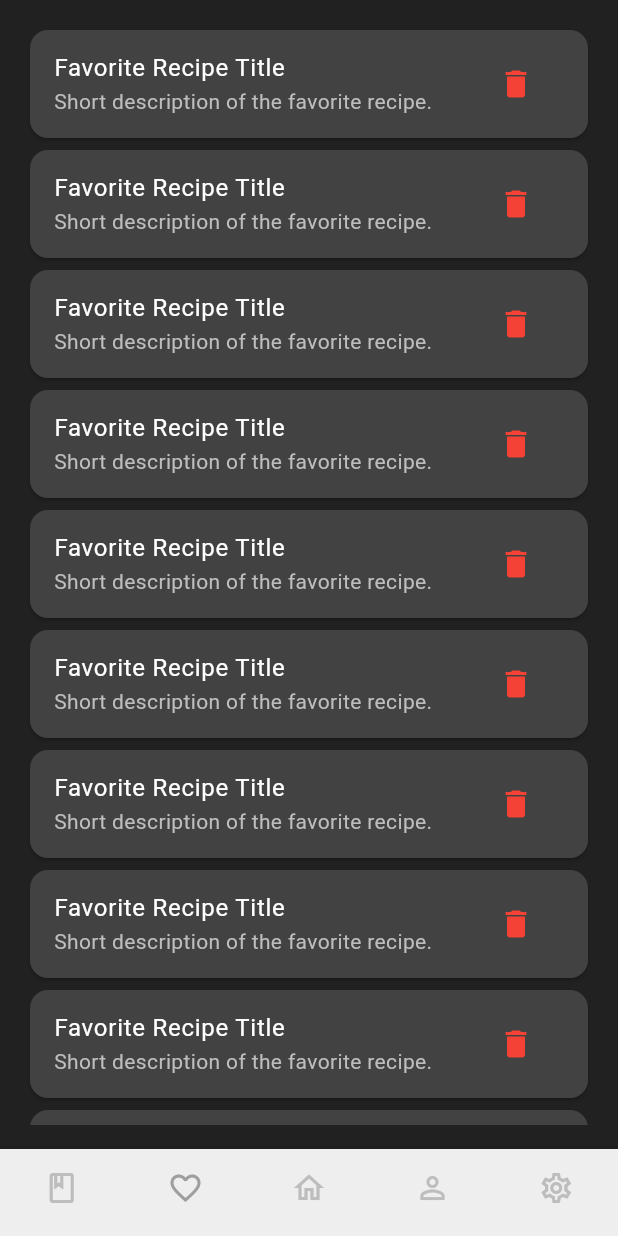
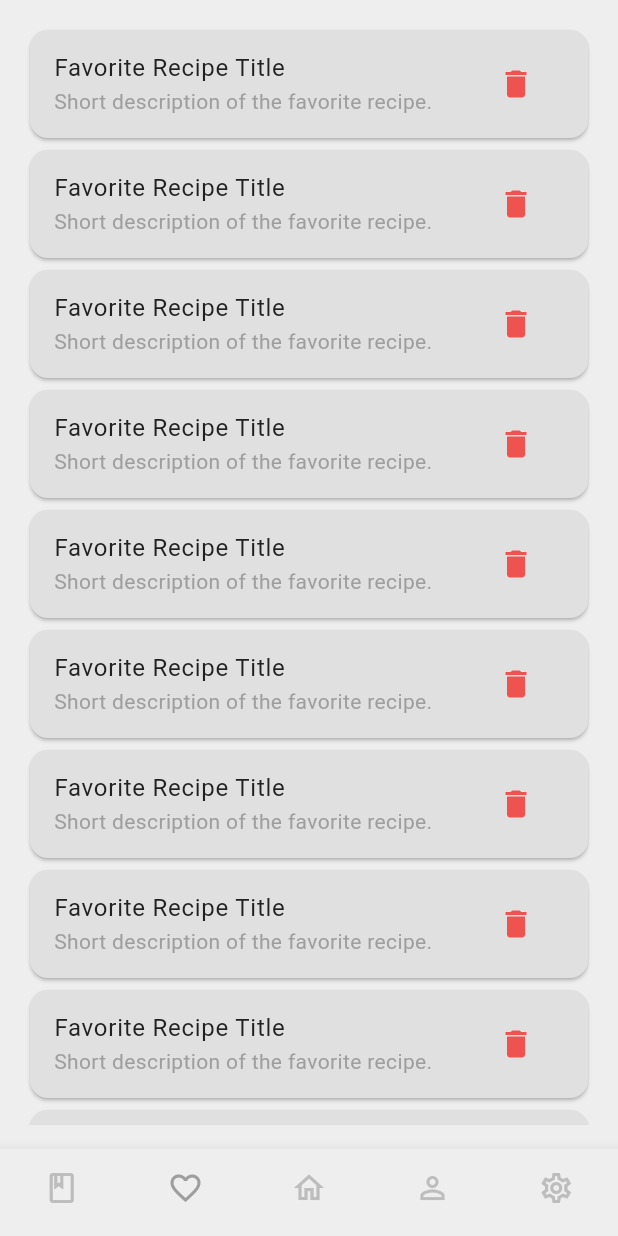
Before and after one commit to herb-chan/Recipp, a Flutter app: the screen it shows after launch, item 2 of the bottom bar chosen, after a tap on the "delete" icon, on a phone screen of 412 x 824 dp. Run offline on Flutter 3.47's test engine with Material 3 defaults, Android fonts, the phone set to English and light mode, and no system bars.

Commit message:
optimalization v0.0.4

```diff
--- a/lib/pages/favorites.dart
+++ b/lib/pages/favorites.dart
@@ -6,25 +6,28 @@ class FavoritesPage extends StatelessWidget {
   @override
   Widget build(BuildContext context) {
     return Scaffold(
-      backgroundColor: Colors.grey[900],
+      backgroundColor: Theme.of(context).colorScheme.surface,
       body: Padding(
         padding: const EdgeInsets.all(16.0),
         child: ListView.builder(
           itemCount: 10, // Placeholder for number of favorite recipes
           itemBuilder: (context, index) {
             return Card(
-              color: Colors.grey[800],
+              color: Theme.of(context).colorScheme.secondary,
               child: ListTile(
                 title: Text(
                   'Favorite Recipe Title',
-                  style: TextStyle(color: Colors.white),
+                  style:
+                      TextStyle(color: Theme.of(context).colorScheme.tertiary),
                 ),
                 subtitle: Text(
                   'Short description of the favorite recipe.',
-                  style: TextStyle(color: Colors.grey[400]),
+                  style:
+                      TextStyle(color: Theme.of(context).colorScheme.primary),
                 ),
                 trailing: IconButton(
-                  icon: Icon(Icons.delete, color: Colors.red),
+                  icon: Icon(Icons.delete,
+                      color: Theme.of(context).colorScheme.error),
                   onPressed: () {
                     // Add your remove favorite functionality here
                   },
--- a/lib/pages/home.dart
+++ b/lib/pages/home.dart
@@ -8,12 +8,11 @@ class HomePage extends StatelessWidget {
     return Scaffold(
       backgroundColor: Theme.of(context).colorScheme.surface,
       body: Center(
-          child: Container(
         child: Text(
           "Home",
           style: TextStyle(color: Theme.of(context).colorScheme.tertiary),
         ),
-      )),
+      ),
     );
   }
 }
--- a/lib/pages/profile.dart
+++ b/lib/pages/profile.dart
@@ -8,12 +8,11 @@ class ProfilePage extends StatelessWidget {
     return Scaffold(
       backgroundColor: Theme.of(context).colorScheme.surface,
       body: Center(
-          child: Container(
         child: Text(
           "Profile",
           style: TextStyle(color: Theme.of(context).colorScheme.tertiary),
         ),
-      )),
+      ),
     );
   }
 }
--- a/lib/pages/start.dart
+++ b/lib/pages/start.dart
@@ -13,26 +13,26 @@ class StartPage extends StatefulWidget {
 }
 
 class _StartPageState extends State<StartPage> {
-  int _selected_index = 2;
+  int _selectedIndex = 2;
 
-  final List<Widget> _pages = [
+  final List<Widget> _pages = const [
     RecipesPage(),
     FavoritesPage(),
     HomePage(),
     ProfilePage(),
-    SettingsPage()
+    SettingsPage(),
   ];
 
-  void _navigate_bottom_bar(int index) {
+  void _onItemTapped(int index) {
     setState(() {
-      _selected_index = index;
+      _selectedIndex = index;
     });
   }
 
   @override
   Widget build(BuildContext context) {
     return Scaffold(
-      body: _pages[_selected_index],
+      body: _pages[_selectedIndex],
       bottomNavigationBar: Theme(
         data: Theme.of(context).copyWith(
           canvasColor: Theme.of(context).colorScheme.surface,
@@ -41,18 +41,18 @@ class _StartPageState extends State<StartPage> {
         ),
         child: BottomNavigationBar(
           type: BottomNavigationBarType.fixed,
-          currentIndex: _selected_index,
-          onTap: _navigate_bottom_bar,
+          currentIndex: _selectedIndex,
+          onTap: _onItemTapped,
           showSelectedLabels: false,
           showUnselectedLabels: false,
           enableFeedback: false,
           selectedItemColor: Theme.of(context).colorScheme.primary,
           unselectedItemColor: Theme.of(context).colorScheme.inversePrimary,
-          items: [
+          items: const [
             BottomNavigationBarItem(
                 icon: Icon(Icons.book_outlined), label: "Recipes"),
             BottomNavigationBarItem(
-                icon: Icon(Icons.favorite_outline), label: "Favourites"),
+                icon: Icon(Icons.favorite_outline), label: "Favorites"),
             BottomNavigationBarItem(
                 icon: Icon(Icons.home_outlined), label: "Home"),
             BottomNavigationBarItem(
--- a/lib/themes/dark_theme.dart
+++ b/lib/themes/dark_theme.dart
@@ -3,6 +3,8 @@ import 'package:flutter/material.dart';
 ThemeData darkMode = ThemeData(
   colorScheme: ColorScheme.light(
     surface: Colors.grey[900]!,
+    onSurface: Colors.white,
+    onSurfaceVariant: Colors.grey[500],
     primary: Colors.grey[500]!,
     secondary: Colors.grey[850]!,
     tertiary: Colors.white,
--- a/lib/themes/light_theme.dart
+++ b/lib/themes/light_theme.dart
@@ -3,6 +3,8 @@ import 'package:flutter/material.dart';
 ThemeData lightMode = ThemeData(
   colorScheme: ColorScheme.light(
     surface: Colors.grey[200]!,
+    onSurface: Colors.grey[900]!,
+    onSurfaceVariant: Colors.grey[500],
     primary: Colors.grey[500]!,
     secondary: Colors.grey[300]!,
     tertiary: Colors.grey[900],
```
Also changed, not shown: lib/main.dart (+6 -3 lines).
